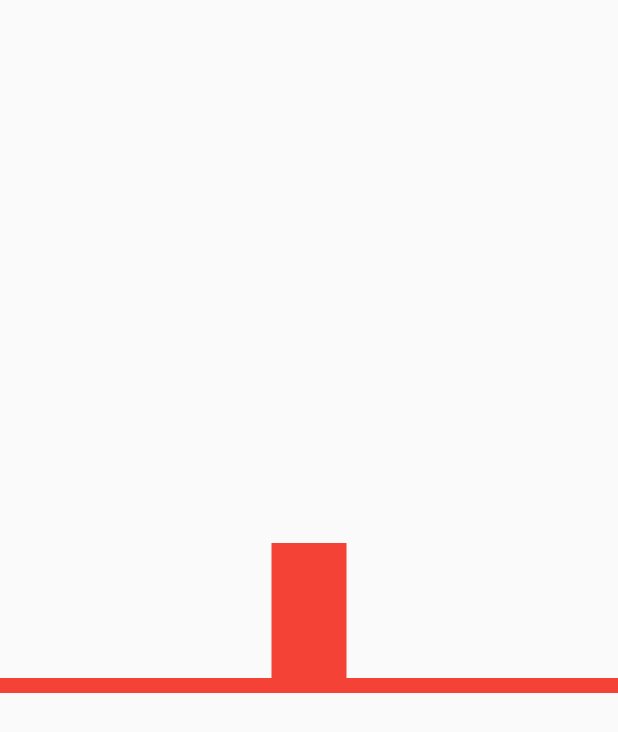
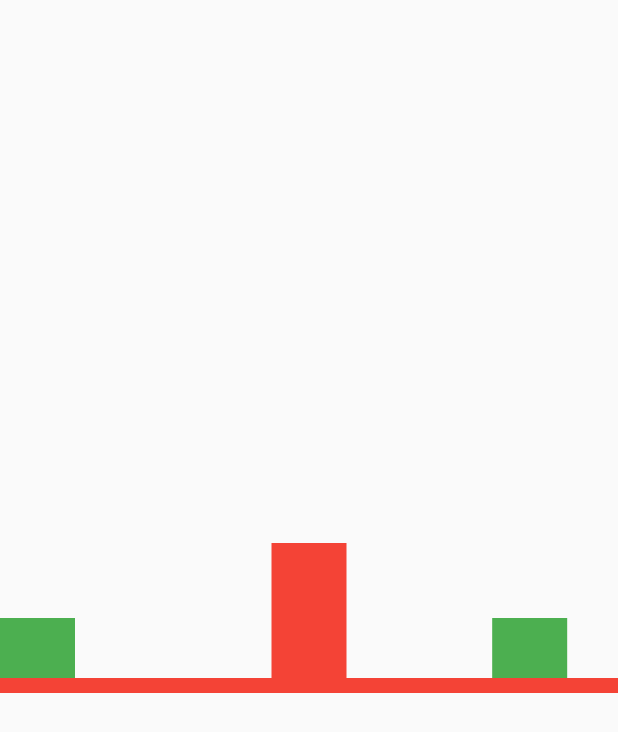
Before and after one commit to rmm93/flutter_animated_rectangle, a Flutter app: the screen it shows after launch, on a phone screen of 412 x 824 dp. Shown: the top 732 px of the screen. Run offline on Flutter 3.47's test engine with Material 2 defaults, Android fonts, the phone set to English and light mode, and no system bars.

Commit message:
delayed motion for green boxes completed

```diff
--- /dev/null
+++ b/lib/animation.dart
@@ -0,0 +1,70 @@
+import 'dart:async';
+
+import 'package:flutter/material.dart';
+
+class GreenBoxGenerator extends StatefulWidget {
+  var delay;
+  final Widget child;
+
+  GreenBoxGenerator({@required this.child, this.delay});
+  @override
+  _GreenBoxGeneratorState createState() => _GreenBoxGeneratorState();
+}
+
+class _GreenBoxGeneratorState extends State<GreenBoxGenerator>
+    with SingleTickerProviderStateMixin {
+  AnimationController _grnBoxController;
+  Animation<Offset> _offsetAnimation;
+
+  @override
+  void dispose() {
+    super.dispose();
+    _grnBoxController.dispose();
+  }
+
+  @override
+  // initiate animation for Green Box
+  void initState() {
+    super.initState();
+    _grnBoxController = AnimationController(
+      duration: Duration(seconds: 3),
+      vsync: this,
+    );
+    _offsetAnimation = Tween<Offset>(
+      begin: Offset.zero,
+      end: const Offset(15, 0.0),
+    ).animate(CurvedAnimation(
+      parent: _grnBoxController,
+      curve: Curves.decelerate,
+    ));
+    if (widget.delay == null) {
+      _grnBoxController.forward();
+    } else {
+      Timer(Duration(milliseconds: widget.delay), () {
+        if (mounted) {
+          _grnBoxController.forward();
+        }
+      });
+    }
+  }
+
+  // building the green box
+  @override
+  Widget build(BuildContext context) {
+    return Align(
+      alignment: Alignment(-1, -1),
+      child: SlideTransition(
+        position: _offsetAnimation,
+        child: Container(
+          height: 50,
+          width: 50,
+          color: Colors.green,
+        ),
+      ),
+    );
+  }
+
+  void waitBeforeStart({@required int numberOfSeconds}) async {
+    await Future.delayed(Duration(seconds: numberOfSeconds));
+  }
+}
--- a/lib/linebox_widget.dart
+++ b/lib/home.dart
@@ -1,25 +1,27 @@
 import 'package:flutter/material.dart';
+import 'package:flutter_animated_rectangle/animation.dart';
 
-class AnimeBox extends StatefulWidget {
+class RedRectangleAnimated extends StatefulWidget {
   @override
-  _AnimeBoxState createState() => _AnimeBoxState();
+  _RedRectangleAnimatedState createState() => _RedRectangleAnimatedState();
 }
 
-class _AnimeBoxState extends State<AnimeBox>
+class _RedRectangleAnimatedState extends State<RedRectangleAnimated>
     with SingleTickerProviderStateMixin {
   AnimationController _controller;
   Animation<Offset> _offsetAnimation;
 
   @override
+  // initiate animation for rectangle
   void initState() {
     super.initState();
     _controller = AnimationController(
-      duration: const Duration(seconds: 1),
+      duration: const Duration(milliseconds: 500),
       vsync: this,
     );
     _offsetAnimation = Tween<Offset>(
       begin: Offset.zero,
-      end: const Offset(0.0, -0.5),
+      end: const Offset(0.0, -1.0),
     ).animate(CurvedAnimation(
       parent: _controller,
       curve: Curves.decelerate,
@@ -32,6 +34,7 @@ class _AnimeBoxState extends State<AnimeBox>
     _controller.dispose();
   }
 
+  // Widget built as the primary layout
   @override
   Widget build(BuildContext context) {
     return GestureDetector(
@@ -46,13 +49,15 @@ class _AnimeBoxState extends State<AnimeBox>
               mainAxisAlignment: MainAxisAlignment.center,
               crossAxisAlignment: CrossAxisAlignment.center,
               children: [
-                SlideTransition(
-                  position: _offsetAnimation,
-                  child: Container(
-                    width: 50,
-                    height: 100,
-                    color: Colors.red,
-                  ),
+                Stack(
+                  alignment: Alignment.bottomCenter,
+                  children: [
+                    Stack(children: [
+                      for (int i=0;i<=10000;i=i+1000)
+                        GreenBoxGenerator(delay: i,),
+                    ],),
+                    Center(child: animatedBox(50, 100, Colors.red)),
+                  ],
                 ),
                 Divider(
                   thickness: 10,
@@ -63,4 +68,16 @@ class _AnimeBoxState extends State<AnimeBox>
               ],
             )));
   }
+
+  //animated rectangle
+  Widget animatedBox(double w, double h, Color colors) {
+    return SlideTransition(
+      position: _offsetAnimation,
+      child: Container(
+        width: w,
+        height: h,
+        color: colors,
+      ),
+    );
+  }
 }
--- a/lib/main.dart
+++ b/lib/main.dart
@@ -1,17 +1,13 @@
 import 'package:flutter/material.dart';
-
-import 'linebox_widget.dart';
-
-
-void main() {
+import 'home.dart';
+void main(){
   runApp(MyApp());
 }
-
 class MyApp extends StatelessWidget {
   @override
   Widget build(BuildContext context) {
     return MaterialApp(
-      home: Scaffold(body: AnimeBox()),
+      home: Scaffold(body: RedRectangleAnimated()),
     );
   }
 }
```
Also changed, not shown: pubspec.yaml (+1 -44 lines), pubspec.lock.
